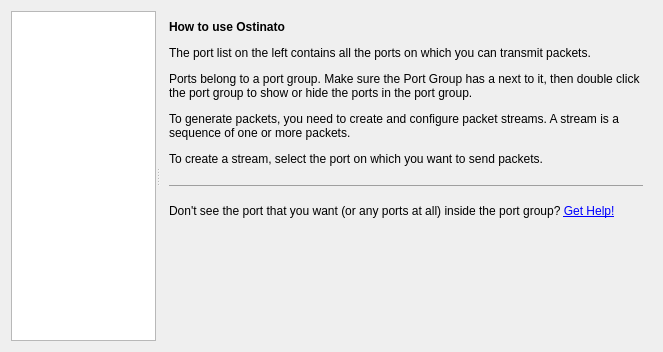
pstavirs/ostinato, file client/portswindow.ui: the form before one commit.
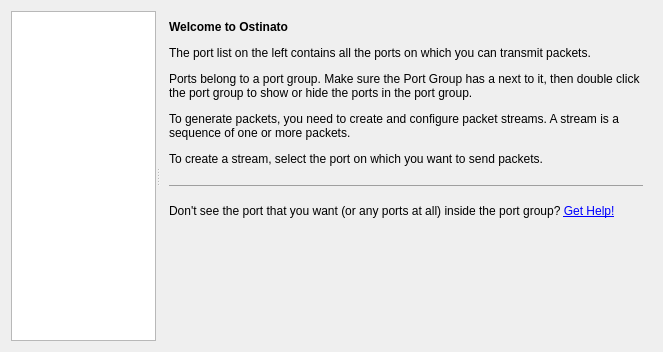
The form after the commit. The open tabs and pages were chosen to show the change. Icons and pictures are not drawn. Custom widgets are drawn as their Qt base class.

Commit message: UX: Tweak welcome message

```diff
--- a/client/portswindow.ui
+++ b/client/portswindow.ui
@@ -51,7 +51,7 @@
         <item>
          <widget class="QLabel" name="label">
           <property name="text">
-           <string>&lt;p&gt;&lt;b&gt;How to use Ostinato&lt;/b&gt;&lt;/p&gt;
+           <string>&lt;p&gt;&lt;b&gt;Welcome to Ostinato&lt;/b&gt;&lt;/p&gt;
 &lt;p&gt;The port list on the left contains all the ports on which you can transmit packets.&lt;/p&gt;
 &lt;p&gt;Ports belong to a port group. Make sure the Port Group has a &lt;img src=&quot;:/icons/bullet_green.png&quot;/&gt; next to it, then double click the port group to show or hide the ports in the port group.&lt;/p&gt;
 &lt;p&gt;To generate packets, you need to create and configure packet streams. A stream is a sequence of one or more packets.&lt;/p&gt;
```
